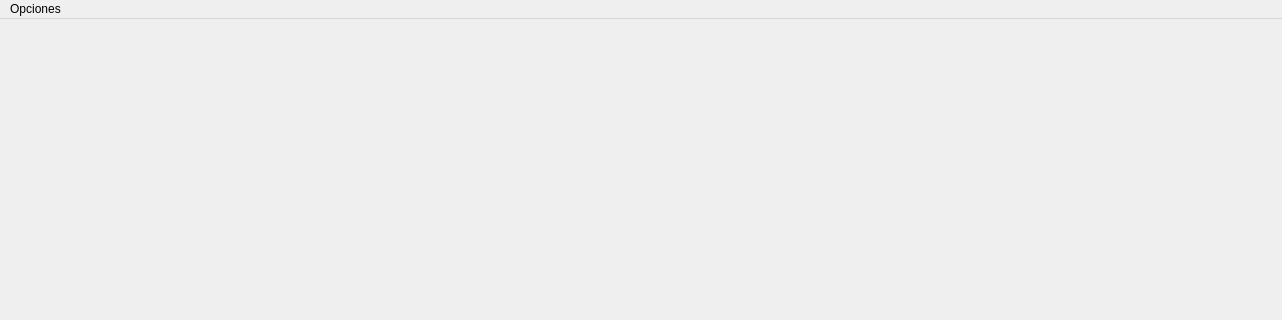
Old version of the form score.ui in the repository walter-agf/videojuego; both pictures show x 0 to 1282 and y 0 to 320 of the 1282 by 780 pixel window.
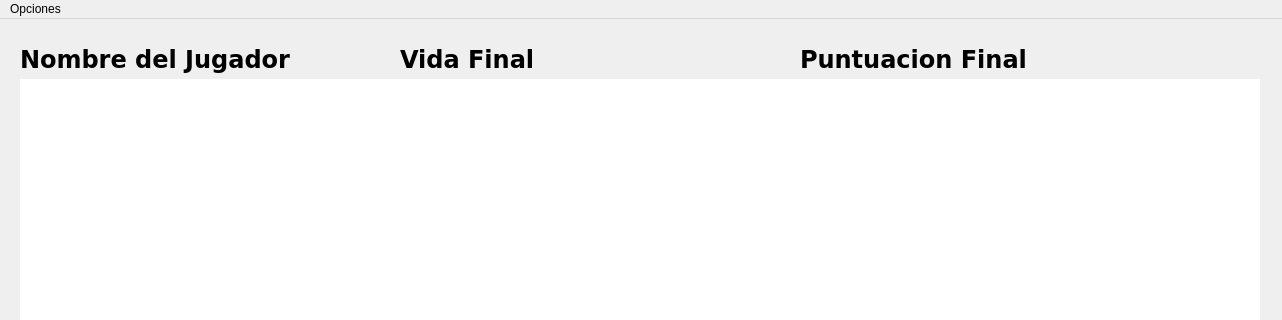
New version of the form.

```diff
--- a/score.ui
+++ b/score.ui
@@ -25,7 +25,95 @@
   <property name="windowTitle">
    <string>ContraCruzada - Puntuacion</string>
   </property>
-  <widget class="QWidget" name="centralwidget"/>
+  <widget class="QWidget" name="centralwidget">
+   <widget class="QLabel" name="texto">
+    <property name="geometry">
+     <rect>
+      <x>20</x>
+      <y>60</y>
+      <width>1240</width>
+      <height>640</height>
+     </rect>
+    </property>
+    <property name="font">
+     <font>
+      <family>Verdana</family>
+      <pointsize>18</pointsize>
+      <weight>75</weight>
+      <bold>true</bold>
+     </font>
+    </property>
+    <property name="styleSheet">
+     <string notr="true">background-color: rgb(255, 255, 255);</string>
+    </property>
+    <property name="text">
+     <string/>
+    </property>
+   </widget>
+   <widget class="QLabel" name="label">
+    <property name="geometry">
+     <rect>
+      <x>20</x>
+      <y>20</y>
+      <width>350</width>
+      <height>40</height>
+     </rect>
+    </property>
+    <property name="font">
+     <font>
+      <family>Verdana</family>
+      <pointsize>18</pointsize>
+      <weight>75</weight>
+      <bold>true</bold>
+     </font>
+    </property>
+    <property name="text">
+     <string>Nombre del Jugador</string>
+    </property>
+   </widget>
+   <widget class="QLabel" name="label_2">
+    <property name="geometry">
+     <rect>
+      <x>400</x>
+      <y>20</y>
+      <width>350</width>
+      <height>40</height>
+     </rect>
+    </property>
+    <property name="font">
+     <font>
+      <family>Verdana</family>
+      <pointsize>18</pointsize>
+      <weight>75</weight>
+      <bold>true</bold>
+     </font>
+    </property>
+    <property name="text">
+     <string>Vida Final</string>
+    </property>
+   </widget>
+   <widget class="QLabel" name="label_3">
+    <property name="geometry">
+     <rect>
+      <x>800</x>
+      <y>20</y>
+      <width>350</width>
+      <height>40</height>
+     </rect>
+    </property>
+    <property name="font">
+     <font>
+      <family>Verdana</family>
+      <pointsize>18</pointsize>
+      <weight>75</weight>
+      <bold>true</bold>
+     </font>
+    </property>
+    <property name="text">
+     <string>Puntuacion Final</string>
+    </property>
+   </widget>
+  </widget>
   <widget class="QMenuBar" name="menubar">
    <property name="geometry">
     <rect>
```
